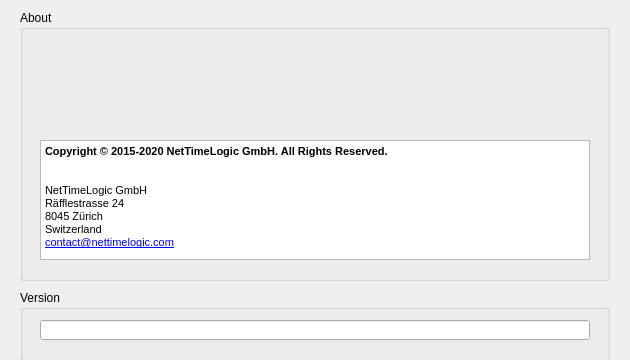
NetTimeLogic/UniversalPpsAnalyzer, file UPA/Library/UniversalPpsAnalyzer/HelpMenu/Upa_HelpMenuAbout.ui: the form before one commit; both pictures show x 0 to 630 and y 0 to 360 of the 630 by 800 pixel window.
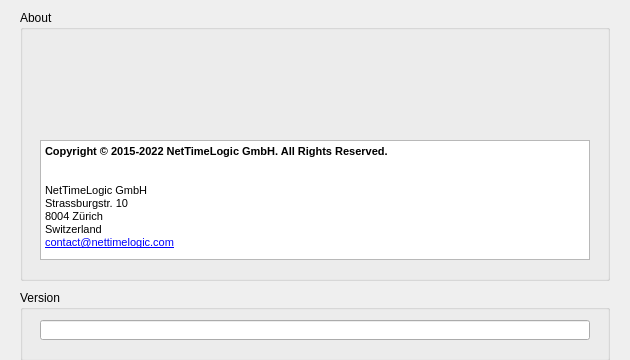
The form after the commit. Icons and pictures are not drawn.

Diff of the .ui file:
```diff
--- a/UPA/Library/UniversalPpsAnalyzer/HelpMenu/Upa_HelpMenuAbout.ui
+++ b/UPA/Library/UniversalPpsAnalyzer/HelpMenu/Upa_HelpMenuAbout.ui
@@ -301,12 +301,12 @@
 &lt;html&gt;&lt;head&gt;&lt;meta name=&quot;qrichtext&quot; content=&quot;1&quot; /&gt;&lt;style type=&quot;text/css&quot;&gt;
 p, li { white-space: pre-wrap; }
 &lt;/style&gt;&lt;/head&gt;&lt;body style=&quot; font-family:'MS Shell Dlg 2'; font-size:8.25pt; font-weight:400; font-style:normal;&quot;&gt;
-&lt;p style=&quot; margin-top:0px; margin-bottom:0px; margin-left:0px; margin-right:0px; -qt-block-indent:0; text-indent:0px;&quot;&gt;&lt;span style=&quot; font-size:8pt; font-weight:600;&quot;&gt;Copyright © 2015-2020 NetTimeLogic GmbH. All Rights Reserved.  &lt;/span&gt;&lt;/p&gt;
+&lt;p style=&quot; margin-top:0px; margin-bottom:0px; margin-left:0px; margin-right:0px; -qt-block-indent:0; text-indent:0px;&quot;&gt;&lt;span style=&quot; font-size:8pt; font-weight:600;&quot;&gt;Copyright © 2015-2022 NetTimeLogic GmbH. All Rights Reserved.  &lt;/span&gt;&lt;/p&gt;
 &lt;p style=&quot;-qt-paragraph-type:empty; margin-top:0px; margin-bottom:0px; margin-left:0px; margin-right:0px; -qt-block-indent:0; text-indent:0px; font-size:8pt;&quot;&gt;&lt;br /&gt;&lt;/p&gt;
 &lt;p style=&quot;-qt-paragraph-type:empty; margin-top:0px; margin-bottom:0px; margin-left:0px; margin-right:0px; -qt-block-indent:0; text-indent:0px;&quot;&gt;&lt;br /&gt;&lt;/p&gt;
 &lt;p style=&quot; margin-top:0px; margin-bottom:0px; margin-left:0px; margin-right:0px; -qt-block-indent:0; text-indent:0px;&quot;&gt;&lt;span style=&quot; font-size:8pt;&quot;&gt;NetTimeLogic GmbH&lt;/span&gt;&lt;/p&gt;
-&lt;p style=&quot; margin-top:0px; margin-bottom:0px; margin-left:0px; margin-right:0px; -qt-block-indent:0; text-indent:0px;&quot;&gt;&lt;span style=&quot; font-size:8pt;&quot;&gt;Räfflestrasse 24&lt;/span&gt;&lt;/p&gt;
-&lt;p style=&quot; margin-top:0px; margin-bottom:0px; margin-left:0px; margin-right:0px; -qt-block-indent:0; text-indent:0px;&quot;&gt;&lt;span style=&quot; font-size:8pt;&quot;&gt;8045 Zürich&lt;/span&gt;&lt;/p&gt;
+&lt;p style=&quot; margin-top:0px; margin-bottom:0px; margin-left:0px; margin-right:0px; -qt-block-indent:0; text-indent:0px;&quot;&gt;&lt;span style=&quot; font-size:8pt;&quot;&gt;Strassburgstr. 10&lt;/span&gt;&lt;/p&gt;
+&lt;p style=&quot; margin-top:0px; margin-bottom:0px; margin-left:0px; margin-right:0px; -qt-block-indent:0; text-indent:0px;&quot;&gt;&lt;span style=&quot; font-size:8pt;&quot;&gt;8004 Zürich&lt;/span&gt;&lt;/p&gt;
 &lt;p style=&quot; margin-top:0px; margin-bottom:0px; margin-left:0px; margin-right:0px; -qt-block-indent:0; text-indent:0px;&quot;&gt;&lt;span style=&quot; font-size:8pt;&quot;&gt;Switzerland&lt;/span&gt;&lt;/p&gt;
 &lt;p style=&quot; margin-top:0px; margin-bottom:0px; margin-left:0px; margin-right:0px; -qt-block-indent:0; text-indent:0px;&quot;&gt;&lt;a href=&quot;mailto:contact@nettimelogic.com&quot;&gt;&lt;span style=&quot; font-size:8pt; text-decoration: underline; color:#0000ff;&quot;&gt;contact@nettimelogic.com&lt;/span&gt;&lt;/a&gt;&lt;/p&gt;&lt;/body&gt;&lt;/html&gt;</string>
     </property>
```
Left out of the diff: 6 changed lines with no effect on the pictures.
